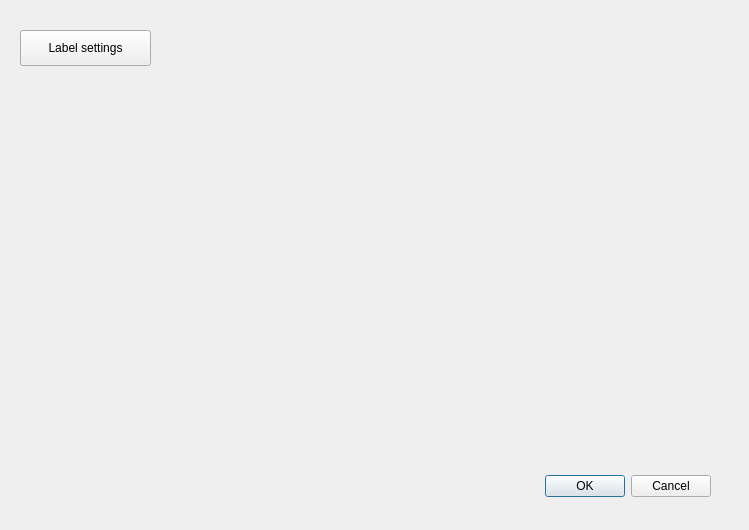
This is settingsdialog.ui in sstendahl/KARIN as Qt 5 draws it before an edit. The edited form follows.
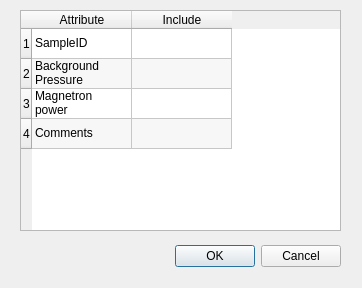
This is the edited form.

Commit message: Added dynamically generated labels using settings dialog with json file

```diff
--- a/settingsdialog.ui
+++ b/settingsdialog.ui
@@ -6,8 +6,8 @@
    <rect>
     <x>0</x>
     <y>0</y>
-    <width>749</width>
-    <height>530</height>
+    <width>362</width>
+    <height>288</height>
    </rect>
   </property>
   <property name="windowTitle">
@@ -16,8 +16,8 @@
   <widget class="QDialogButtonBox" name="buttonBox">
    <property name="geometry">
     <rect>
-     <x>370</x>
-     <y>470</y>
+     <x>0</x>
+     <y>240</y>
      <width>341</width>
      <height>32</height>
     </rect>
@@ -29,18 +29,130 @@
     <set>QDialogButtonBox::Cancel|QDialogButtonBox::Ok</set>
    </property>
   </widget>
-  <widget class="QPushButton" name="pushButton">
+  <widget class="QTableWidget" name="legendAttributes">
    <property name="geometry">
     <rect>
      <x>20</x>
-     <y>30</y>
-     <width>131</width>
-     <height>36</height>
+     <y>10</y>
+     <width>321</width>
+     <height>221</height>
     </rect>
    </property>
-   <property name="text">
-    <string>Label settings</string>
+   <property name="frameShape">
+    <enum>QFrame::StyledPanel</enum>
    </property>
+   <property name="frameShadow">
+    <enum>QFrame::Sunken</enum>
+   </property>
+   <property name="sizeAdjustPolicy">
+    <enum>QAbstractScrollArea::AdjustIgnored</enum>
+   </property>
+   <property name="editTriggers">
+    <set>QAbstractItemView::NoEditTriggers</set>
+   </property>
+   <property name="dragEnabled">
+    <bool>false</bool>
+   </property>
+   <property name="alternatingRowColors">
+    <bool>true</bool>
+   </property>
+   <property name="selectionBehavior">
+    <enum>QAbstractItemView::SelectRows</enum>
+   </property>
+   <property name="textElideMode">
+    <enum>Qt::ElideRight</enum>
+   </property>
+   <property name="gridStyle">
+    <enum>Qt::SolidLine</enum>
+   </property>
+   <property name="sortingEnabled">
+    <bool>true</bool>
+   </property>
+   <attribute name="horizontalHeaderCascadingSectionResizes">
+    <bool>false</bool>
+   </attribute>
+   <row>
+    <property name="text">
+     <string>1</string>
+    </property>
+   </row>
+   <row>
+    <property name="text">
+     <string>2</string>
+    </property>
+   </row>
+   <row>
+    <property name="text">
+     <string>3</string>
+    </property>
+   </row>
+   <row>
+    <property name="text">
+     <string>4</string>
+    </property>
+   </row>
+   <column>
+    <property name="text">
+     <string>Attribute</string>
+    </property>
+   </column>
+   <column>
+    <property name="text">
+     <string>Include</string>
+    </property>
+   </column>
+   <item row="0" column="0">
+    <property name="text">
+     <string>SampleID</string>
+    </property>
+   </item>
+   <item row="0" column="1">
+    <property name="text">
+     <string/>
+    </property>
+    <property name="checkState">
+     <enum>Unchecked</enum>
+    </property>
+   </item>
+   <item row="1" column="0">
+    <property name="text">
+     <string>Background Pressure</string>
+    </property>
+   </item>
+   <item row="1" column="1">
+    <property name="text">
+     <string/>
+    </property>
+    <property name="checkState">
+     <enum>Unchecked</enum>
+    </property>
+   </item>
+   <item row="2" column="0">
+    <property name="text">
+     <string>Magnetron power</string>
+    </property>
+   </item>
+   <item row="2" column="1">
+    <property name="text">
+     <string/>
+    </property>
+    <property name="checkState">
+     <enum>Unchecked</enum>
+    </property>
+   </item>
+   <item row="3" column="0">
+    <property name="text">
+     <string>Comments</string>
+    </property>
+   </item>
+   <item row="3" column="1">
+    <property name="text">
+     <string/>
+    </property>
+    <property name="checkState">
+     <enum>Unchecked</enum>
+    </property>
+   </item>
   </widget>
  </widget>
  <resources/>
```
The commit also changes 9 other files.
